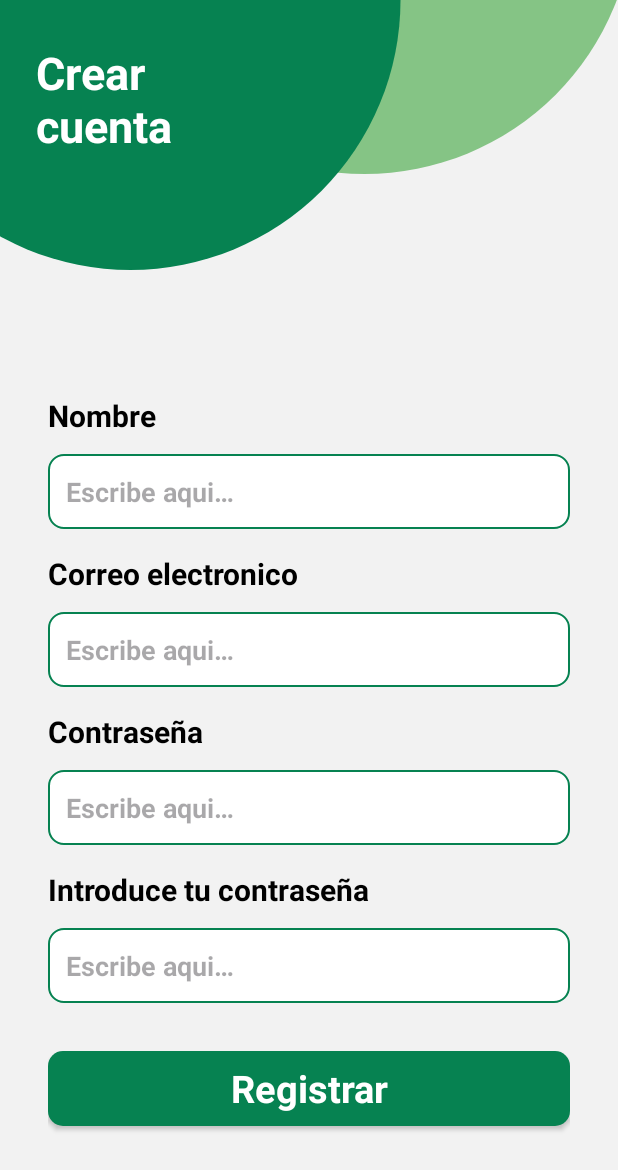
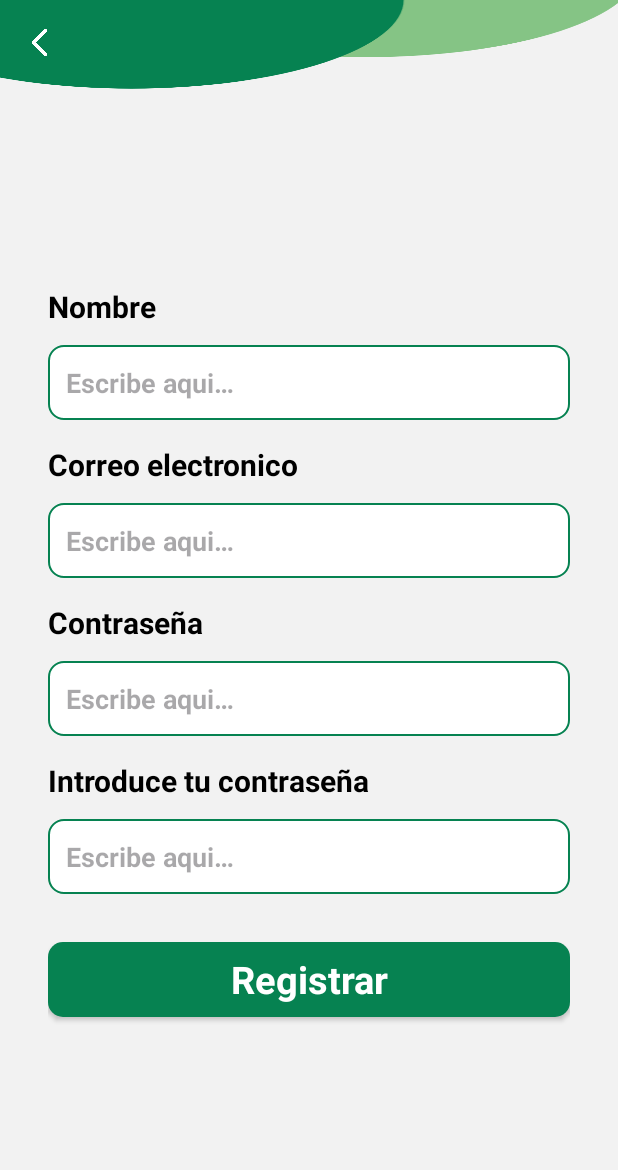
Before and after one commit to XxFenixDCxX/4vGo, an Android app: the screen it shows after launch (RegisterActivity before the commit, FirstRegisterActivity after it), after a tap on "Registrar", on a phone screen of 412 x 824 dp. Shown: the top 1170 px of the screen. Run offline under Robolectric (Android 15) with nearby library versions, the phone set to English and light mode, and no system bars.

Commit message:
Agregado boton para ir a atras en la pantalla de register, y comenzado con la modificacion par adaptar la pantalla de register

```diff
--- a/app/src/main/AndroidManifest.xml
+++ b/app/src/main/AndroidManifest.xml
@@ -13,7 +13,7 @@
         android:theme="@style/Theme._4vGo"
         tools:targetApi="31">
         <activity
-            android:name=".activities.RegisterActivity"
+            android:name=".activities.Register.FirstRegisterActivity"
             android:exported="false"/>
         <activity
             android:name=".activities.loginActivity"
--- a/app/src/main/java/es/cuatrovientos/a4vgo/activities/MainActivity.java
+++ b/app/src/main/java/es/cuatrovientos/a4vgo/activities/MainActivity.java
@@ -7,6 +7,7 @@ import android.content.Intent;
 import android.os.Bundle;
 
 import es.cuatrovientos.a4vgo.R;
+import es.cuatrovientos.a4vgo.activities.Register.FirstRegisterActivity;
 
 public class MainActivity extends AppCompatActivity {
 
@@ -23,7 +24,7 @@ public class MainActivity extends AppCompatActivity {
         ConstraintLayout constraintLayout1 = findViewById(R.id.constraintLayout3); // Reemplaza R.id.constraintLayout con el ID real de tu ConstraintLayout
         constraintLayout1.setOnClickListener(view -> {
             // Abre la actividad asociada a constraintLayout2 al hacer clic en el ConstraintLayout
-            Intent intent = new Intent(MainActivity.this, RegisterActivity.class);
+            Intent intent = new Intent(MainActivity.this, FirstRegisterActivity.class);
             startActivity(intent);
         });
     }
--- /dev/null
+++ b/app/src/main/java/es/cuatrovientos/a4vgo/activities/Register/FirstRegisterActivity.java
@@ -0,0 +1,27 @@
+package es.cuatrovientos.a4vgo.activities.Register;
+
+import androidx.appcompat.app.AppCompatActivity;
+
+import android.content.Intent;
+import android.os.Bundle;
+import android.widget.Button;
+
+import es.cuatrovientos.a4vgo.R;
+import es.cuatrovientos.a4vgo.activities.MainActivity;
+
+public class FirstRegisterActivity extends AppCompatActivity {
+    Button register, back;
+    @Override
+    protected void onCreate(Bundle savedInstanceState) {
+        super.onCreate(savedInstanceState);
+        setContentView(R.layout.activity_register);
+
+        register = findViewById(R.id.btnRegister);
+        back = findViewById(R.id.btnBack);
+
+        back.setOnClickListener(view -> {
+            Intent intent = new Intent(FirstRegisterActivity.this, MainActivity.class);
+            startActivity(intent);
+        });
+    }
+}
--- a/app/src/main/java/es/cuatrovientos/a4vgo/activities/RegisterActivity.java
+++ /dev/null
@@ -1,45 +0,0 @@
-package es.cuatrovientos.a4vgo.activities;
-
-import androidx.appcompat.app.AppCompatActivity;
-
-import android.os.Bundle;
-import android.widget.Button;
-import android.widget.EditText;
-import android.widget.TextView;
-
-import com.google.firebase.firestore.FirebaseFirestore;
-
-import es.cuatrovientos.a4vgo.R;
-
-public class RegisterActivity extends AppCompatActivity {
-    Button register;
-    EditText name, email, password, rePassword;
-    TextView error;
-
-    FirebaseFirestore db;
-    @Override
-    protected void onCreate(Bundle savedInstanceState) {
-        super.onCreate(savedInstanceState);
-        setContentView(R.layout.activity_register);
-
-        register = findViewById(R.id.btnRegister);
-        name = findViewById(R.id.txtName);
-        email = findViewById(R.id.txtEmail);
-        password = findViewById(R.id.txtPassword);
-        rePassword = findViewById(R.id.txtRePassword);
-        error = findViewById(R.id.txtErrorLog);
-        db = FirebaseFirestore.getInstance();
-
-        register.setOnClickListener(view -> {
-            String nameText, emailText, passwordText, rePasswordText;
-            nameText = name.getText().toString();
-            emailText = email.getText().toString();
-            passwordText = password.getText().toString();
-            rePasswordText = rePassword.getText().toString();
-
-            if(nameText.length() < 2 || nameText.length() > 30){
-
-            }
-        });
-    }
-}
--- a/app/src/main/res/layout/activity_register.xml
+++ b/app/src/main/res/layout/activity_register.xml
@@ -5,32 +5,19 @@
     android:layout_width="match_parent"
     android:layout_height="match_parent"
     android:background="#F2F2F2"
-    tools:context=".activities.RegisterActivity">
+    tools:context=".activities.Register.FirstRegisterActivity">
 
     <ImageView
         android:id="@+id/imageView3"
-        android:layout_width="wrap_content"
-        android:layout_height="wrap_content"
+        android:layout_width="415dp"
+        android:layout_height="71dp"
         android:contentDescription="@string/descriptionHeader"
-        android:scaleType="centerCrop"
+        android:scaleType="fitXY"
         app:layout_constraintEnd_toEndOf="parent"
         app:layout_constraintHorizontal_bias="0.0"
         app:layout_constraintStart_toStartOf="parent"
         app:layout_constraintTop_toTopOf="parent"
         app:srcCompat="@drawable/top_background" />
-
-    <TextView
-        android:id="@+id/textView3"
-        android:layout_width="wrap_content"
-        android:layout_height="wrap_content"
-        android:layout_marginStart="24dp"
-        android:layout_marginTop="28dp"
-        android:text="@string/registerAccount"
-        android:textColor="#ffffff"
-        android:textSize="30sp"
-        android:textStyle="bold"
-        app:layout_constraintStart_toStartOf="parent"
-        app:layout_constraintTop_toTopOf="parent" />
 
     <LinearLayout
         android:layout_width="match_parent"
@@ -172,4 +159,20 @@
 
     </LinearLayout>
 
+    <Button
+        android:id="@+id/btnBack"
+        android:layout_width="59dp"
+        android:layout_height="40dp"
+        android:layout_marginTop="8dp"
+        android:background="@android:color/transparent"
+        android:contentDescription="@string/descriptionBackButton"
+        android:rotation="180"
+        android:text="@string/whiteString"
+        android:textColorHighlight="#00FFFFFF"
+        android:textColorLink="#00FFFFFF"
+        app:icon="@drawable/arrow_point_to_right"
+        app:layout_constraintStart_toStartOf="parent"
+        app:layout_constraintTop_toTopOf="parent"
+        app:rippleColor="#00FFFFFF" />
+
 </androidx.constraintlayout.widget.ConstraintLayout>
--- a/app/src/main/res/values/strings.xml
+++ b/app/src/main/res/values/strings.xml
@@ -2,7 +2,6 @@
     <string name="app_name">4V GO</string>
     <string name="name">Nombre</string>
     <string name="hint_write">Escribe aqui…</string>
-    <string name="registerAccount">Crear\ncuenta</string>
     <string name="email">Correo electronico</string>
     <string name="password">Contraseña</string>
     <string name="rePassword">Introduce tu contraseña</string>
@@ -21,8 +20,9 @@
     <string name="Facebook">Facebook</string>
     <string name="Google">Google</string>
     <string name="LoginButton">Iniciar sesión</string>
-    <string name="whiteString"></string>
+    <string name="whiteString" />
     <string name="errorLogName">El nombre tiene que tener mas de 3 caracteres</string>
+    <string name="descriptionBackButton">Boton para ir atras</string>
 
     <!-- Description -->
     <string name="background">background</string>
--- a/build.gradle.kts
+++ b/build.gradle.kts
@@ -5,5 +5,5 @@ buildscript {
 }
 // Top-level build file where you can add configuration options common to all sub-projects/modules.
 plugins {
-    id("com.android.application") version "8.1.1" apply false
+    id("com.android.application") version "8.1.3" apply false
 }
```
Also changed, not shown: app/src/main/res/drawable/arrow.png (deleted), app/src/main/res/drawable/arrow_point_to_right.png (added).
